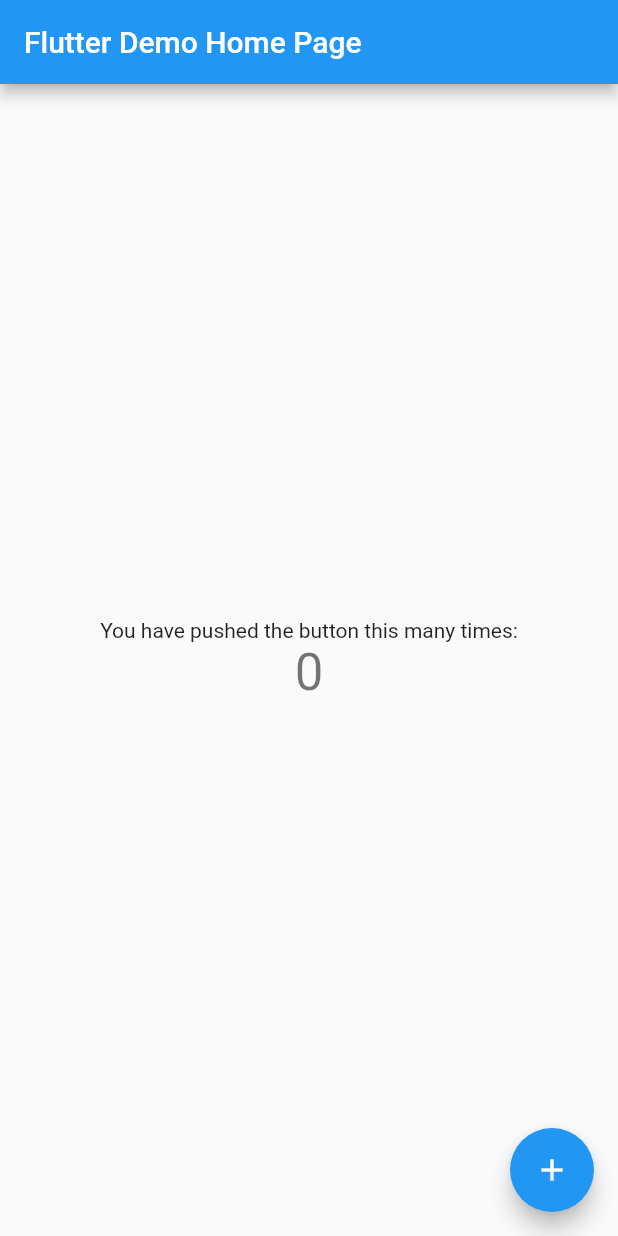
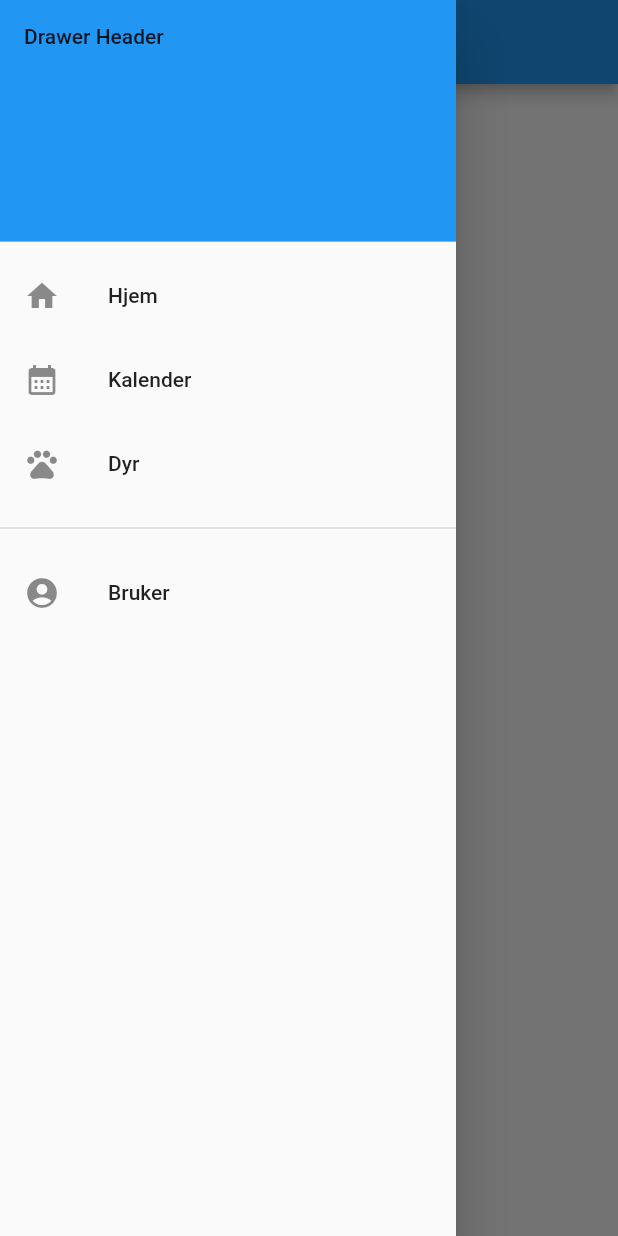
Before and after one commit to DimseBoms/meowdicine, a Flutter app: the screen it shows after launch, with the side drawer open (before the commit the screen has no drawer), on a phone screen of 412 x 824 dp. Run offline on Flutter 3.47's test engine with Material 2 defaults, Android fonts, the phone set to English and light mode, and no system bars; missing offline and left inert: dart:ffi.

Commit message:
"Hello World" Hjem Widget

```diff
--- a/lib/main.dart
+++ b/lib/main.dart
@@ -1,4 +1,9 @@
+import 'dart:collection';
+import 'dart:ffi';
+
 import 'package:flutter/material.dart';
+
+import './views/home.dart';
 
 void main() {
   runApp(const MyApp());
@@ -24,13 +29,13 @@ class MyApp extends StatelessWidget {
         // is not restarted.
         primarySwatch: Colors.blue,
       ),
-      home: const MyHomePage(title: 'Flutter Demo Home Page'),
+      home: const AppRoot(title: 'Medisinpåminner'),
     );
   }
 }
 
-class MyHomePage extends StatefulWidget {
-  const MyHomePage({super.key, required this.title});
+class AppRoot extends StatefulWidget {
+  const AppRoot({super.key, required this.title});
 
   // This widget is the home page of your application. It is stateful, meaning
   // that it has a State object (defined below) that contains fields that affect
@@ -44,21 +49,46 @@ class MyHomePage extends StatefulWidget {
   final String title;
 
   @override
-  State<MyHomePage> createState() => _MyHomePageState();
+  State<AppRoot> createState() => _AppRootState();
 }
 
-class _MyHomePageState extends State<MyHomePage> {
-  int _counter = 0;
+class _AppRootState extends State<AppRoot> {
+  int _navigationIndex = 0;
 
-  void _incrementCounter() {
+  void _navigateTo(int index) {
     setState(() {
-      // This call to setState tells the Flutter framework that something has
-      // changed in this State, which causes it to rerun the build method below
-      // so that the display can reflect the updated values. If we changed
-      // _counter without calling setState(), then the build method would not be
-      // called again, and so nothing would appear to happen.
-      _counter++;
+      _navigationIndex = index;
     });
+  }
+
+  _activePageTitle() {
+    switch (_navigationIndex) {
+      case 0:
+        return const Text('Hjem');
+      case 1:
+        return const Text('Kalender');
+      case 2:
+        return const Text('Dyr');
+      case 3:
+        return const Text('Bruker');
+      default:
+        return const Text('Hjem');
+    }
+  }
+
+  _activePage() {
+    switch (_navigationIndex) {
+      case 0:
+        return const Home(title: 'Hjem');
+      case 1:
+        return const Home(title: 'Kalender');
+      case 2:
+        return const Home(title: 'Dyr');
+      case 3:
+        return const Home(title: 'Bruker');
+      default:
+        return const Home(title: 'Hjem');
+    }
   }
 
   @override
@@ -70,46 +100,55 @@ class _MyHomePageState extends State<MyHomePage> {
     // fast, so that you can just rebuild anything that needs updating rather
     // than having to individually change instances of widgets.
     return Scaffold(
-      appBar: AppBar(
-        // Here we take the value from the MyHomePage object that was created by
-        // the App.build method, and use it to set our appbar title.
-        title: Text(widget.title),
-      ),
-      body: Center(
-        // Center is a layout widget. It takes a single child and positions it
-        // in the middle of the parent.
-        child: Column(
-          // Column is also a layout widget. It takes a list of children and
-          // arranges them vertically. By default, it sizes itself to fit its
-          // children horizontally, and tries to be as tall as its parent.
-          //
-          // Invoke "debug painting" (press "p" in the console, choose the
-          // "Toggle Debug Paint" action from the Flutter Inspector in Android
-          // Studio, or the "Toggle Debug Paint" command in Visual Studio Code)
-          // to see the wireframe for each widget.
-          //
-          // Column has various properties to control how it sizes itself and
-          // how it positions its children. Here we use mainAxisAlignment to
-          // center the children vertically; the main axis here is the vertical
-          // axis because Columns are vertical (the cross axis would be
-          // horizontal).
-          mainAxisAlignment: MainAxisAlignment.center,
+        appBar: AppBar(
+          // Here we take the value from the MyHomePage object that was created by
+          // the App.build method, and use it to set our appbar title.
+          title: _activePageTitle(),
+        ),
+        drawer: Drawer(
+            child: ListView(
+          padding: EdgeInsets.zero,
           children: <Widget>[
-            const Text(
-              'You have pushed the button this many times:',
+            const DrawerHeader(
+              decoration: BoxDecoration(
+                color: Colors.blue,
+              ),
+              child: Text('Drawer Header'),
             ),
-            Text(
-              '$_counter',
-              style: Theme.of(context).textTheme.headlineMedium,
+            ListTile(
+              leading: const Icon(Icons.home),
+              title: const Text('Hjem'),
+              onTap: () {
+                _navigateTo(0);
+              },
+            ),
+            ListTile(
+              leading: const Icon(Icons.calendar_month),
+              title: const Text('Kalender'),
+              onTap: () {
+                _navigateTo(1);
+              },
+            ),
+            ListTile(
+              leading: const Icon(Icons.pets),
+              title: const Text('Dyr'),
+              onTap: () {
+                _navigateTo(2);
+              },
+            ),
+            const Divider(
+              height: 30,
+              thickness: 1,
+            ),
+            ListTile(
+              leading: const Icon(Icons.account_circle),
+              title: const Text('Bruker'),
+              onTap: () {
+                _navigateTo(3);
+              },
             ),
           ],
-        ),
-      ),
-      floatingActionButton: FloatingActionButton(
-        onPressed: _incrementCounter,
-        tooltip: 'Increment',
-        child: const Icon(Icons.add),
-      ), // This trailing comma makes auto-formatting nicer for build methods.
-    );
+        )),
+        body: _activePage());
   }
 }
--- /dev/null
+++ b/lib/views/home.dart
@@ -0,0 +1,53 @@
+import 'package:flutter/material.dart';
+
+class Home extends StatefulWidget {
+  const Home({Key? key, required this.title}) : super(key: key);
+
+  final String title;
+
+  @override
+  State<Home> createState() => _HomeState();
+}
+
+class _HomeState extends State<Home> {
+  String _welcomeMessage = 'Hello, world!';
+  String _popupMessage = 'Hello, popup!';
+
+  void _showPopupMessage() {
+    showDialog(
+      context: context,
+      builder: (BuildContext context) {
+        return AlertDialog(
+          title: const Text('Popup'),
+          content: Text(_popupMessage),
+          actions: <Widget>[
+            TextButton(
+              onPressed: () {
+                Navigator.of(context).pop();
+              },
+              child: const Text('OK'),
+            ),
+          ],
+        );
+      },
+    );
+  }
+
+  @override
+  Widget build(BuildContext context) {
+    // return a widget that represents your home screen
+    return Center(
+      child: Column(
+        mainAxisAlignment: MainAxisAlignment.center,
+        children: <Widget>[
+          Text(
+            _welcomeMessage,
+            style: Theme.of(context).textTheme.headlineMedium,
+          ),
+          ElevatedButton(
+              onPressed: _showPopupMessage, child: const Text('Popup')),
+        ],
+      ),
+    );
+  }
+}
```
